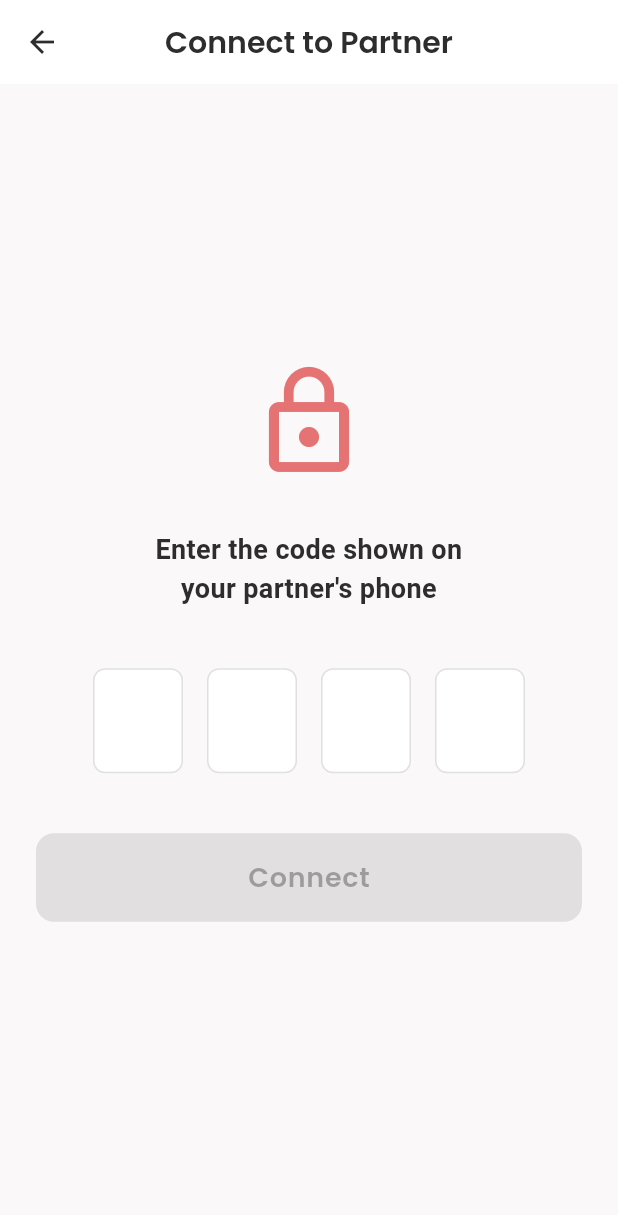
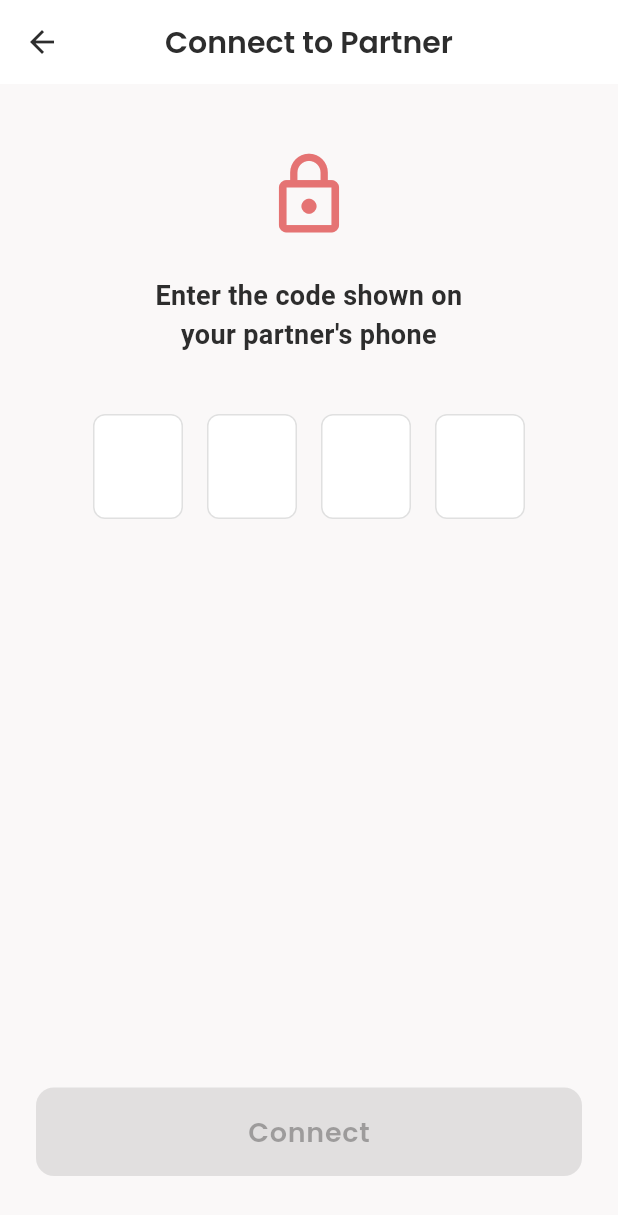
Before and after one commit to kiran-bhalerao/saathi, a Flutter app: the EnterCodeScreen screen opened by its route, on a phone screen of 412 x 824 dp. Shown: the top 1215 px of the screen. Run offline on Flutter 3.47's test engine with Material 3 defaults, Android fonts, the phone set to English and light mode, and no system bars; our stand-ins replace file_picker, flutter_secure_storage, google_fonts, location, permission_handler, share_plus and 1 more; missing offline and left inert: nearby_connections, pointycastle; accounts and stored records are empty.

```diff
--- a/lib/data/repositories/ping_repository.dart
+++ b/lib/data/repositories/ping_repository.dart
@@ -44,7 +44,7 @@ class PingRepository {
         'chapterNumber': chapterNumber,
         'sectionId': sectionId,
         'sectionTitle': sectionTitle,
-        'sectionContent': jsonDecode(sectionContentJson), // Ensure it's a map
+        'sectionContent': sectionContentJson,
         'pingedAt': ping.pingedAt.toIso8601String(),
       },
     );
--- a/lib/features/onboarding/screens/enter_code_screen.dart
+++ b/lib/features/onboarding/screens/enter_code_screen.dart
@@ -75,14 +75,15 @@ class _EnterCodeScreenState extends State<EnterCodeScreen> {
         child: Padding(
           padding: const EdgeInsets.all(24.0),
           child: Column(
-            mainAxisAlignment: MainAxisAlignment.center,
             children: [
+              const SizedBox(height: 20),
+
               const Icon(
                 Icons.lock_outline,
-                size: 80,
+                size: 60,
                 color: AppColors.primary,
               ),
-              const SizedBox(height: 32),
+              const SizedBox(height: 24),
               const Text(
                 'Enter the code shown on\nyour partner\'s phone',
                 style: TextStyle(
@@ -140,7 +141,37 @@ class _EnterCodeScreenState extends State<EnterCodeScreen> {
                 }),
               ),
 
-              const SizedBox(height: 40),
+              const Spacer(),
+
+              // Connection status text ABOVE button
+              Consumer<BluetoothProvider>(
+                builder: (context, provider, child) {
+                  if (provider.connectionStatus == ConnectionStatus.scanning) {
+                    return const Padding(
+                      padding: EdgeInsets.only(bottom: 16),
+                      child: Text(
+                        'Searching for partner device...',
+                        style: TextStyle(
+                          fontSize: 14,
+                          color: AppColors.textSecondary,
+                        ),
+                      ),
+                    );
+                  } else if (provider.connectionStatus == ConnectionStatus.connecting) {
+                    return const Padding(
+                      padding: EdgeInsets.only(bottom: 16),
+                      child: Text(
+                        'Connecting...',
+                        style: TextStyle(
+                          fontSize: 14,
+                          color: AppColors.textSecondary,
+                        ),
+                      ),
+                    );
+                  }
+                  return const SizedBox.shrink();
+                },
+              ),
 
               // Connect button
               SizedBox(
@@ -176,31 +207,7 @@ class _EnterCodeScreenState extends State<EnterCodeScreen> {
                 ),
               ),
 
-              const SizedBox(height: 24),
-
-              // Connection status
-              Consumer<BluetoothProvider>(
-                builder: (context, provider, child) {
-                  if (provider.connectionStatus == ConnectionStatus.scanning) {
-                    return const Text(
-                      'Searching for partner device...',
-                      style: TextStyle(
-                        fontSize: 14,
-                        color: AppColors.textSecondary,
-                      ),
-                    );
-                  } else if (provider.connectionStatus == ConnectionStatus.connecting) {
-                    return const Text(
-                      'Connecting...',
-                      style: TextStyle(
-                        fontSize: 14,
-                        color: AppColors.textSecondary,
-                      ),
-                    );
-                  }
-                  return const SizedBox.shrink();
-                },
-              ),
+              const SizedBox(height: 16),
             ],
           ),
         ),
--- a/lib/main.dart
+++ b/lib/main.dart
@@ -9,6 +9,7 @@ import 'data/repositories/user_repository.dart';
 import 'data/repositories/ping_repository.dart';
 import 'data/repositories/discussion_repository.dart';
 import 'core/connections/connection_manager.dart';
+import 'core/widgets/app_lock_wrapper.dart';
 
 void main() {
   runApp(const SaathiApp());
@@ -45,6 +46,9 @@ class SaathiApp extends StatelessWidget {
         theme: AppTheme.lightTheme,
         initialRoute: AppRoutes.splash,
         onGenerateRoute: AppRoutes.generateRoute,
+        builder: (context, child) {
+          return AppLockWrapper(child: child!);
+        },
       ),
     );
   }
```
Also changed, not shown: lib/core/widgets/app_lock_wrapper.dart (added, +187 -0 lines).
